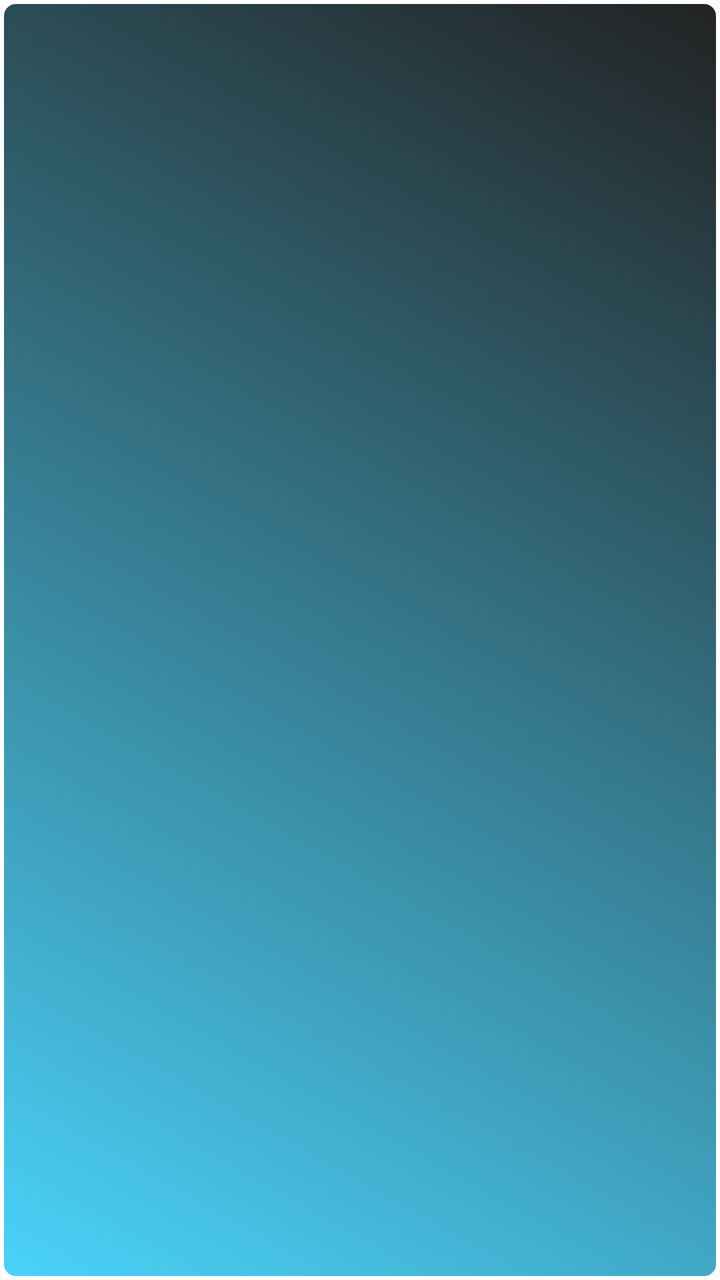
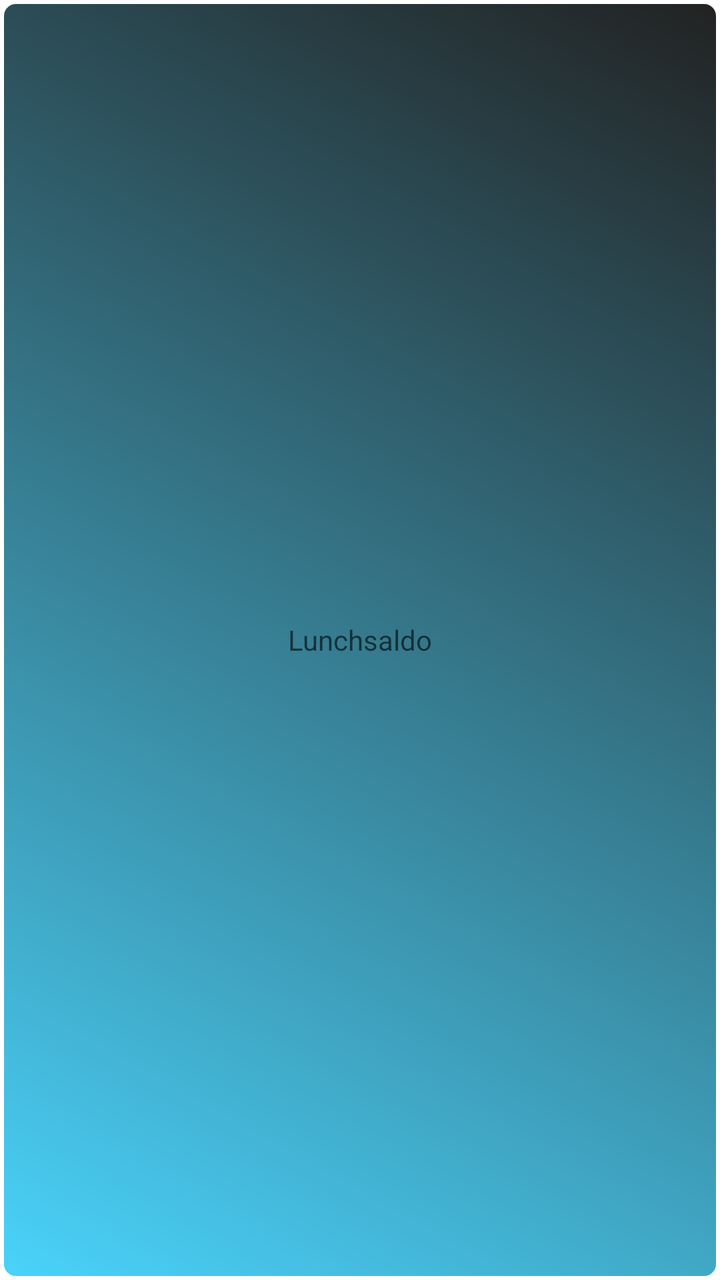

An Android layout rendered at two revisions. The XML below is the earlier revision; the diff shows what the commit changed to produce the second picture.
<!-- AndroidManifest.xml: fallback theme Theme.MaterialComponents.DayNight.NoActionBar -->
<!-- res/layout/small_widget_layout.xml -->
<?xml version="1.0" encoding="utf-8"?>
<LinearLayout xmlns:android="http://schemas.android.com/apk/res/android"
    android:id="@+id/layout"
    android:layout_width="wrap_content"
    android:layout_height="wrap_content"
    android:orientation="vertical"
    android:background="@drawable/myshape">

    <TextView
        android:id="@+id/widget_balance"
        style="@android:style/TextAppearance.Small"
        android:layout_width="match_parent"
        android:layout_height="match_parent"
        android:layout_gravity="center"
        android:gravity="center_horizontal|center_vertical"
        android:layout_margin="4dip">
    </TextView>
    
</LinearLayout>
<!-- resources referenced by this layout -->
<resources>
  <!-- drawable myshape (drawable) -->
  <?xml version="1.0" encoding="UTF-8"?>
  <shape xmlns:android="http://schemas.android.com/apk/res/android"
      android:shape="rectangle" >
  
      <stroke
          android:width="2dp"
          android:color="#FFFFFFFF" />
  
      <gradient
          android:angle="225"
          android:endColor="#DD2ECCFA"
          android:startColor="#DD000000" />
  
      <corners
          android:bottomLeftRadius="7dp"
          android:bottomRightRadius="7dp"
          android:topLeftRadius="7dp"
          android:topRightRadius="7dp" />
  
  </shape>
</resources>

<!-- the commit's change to res/layout/small_widget_layout.xml (unified diff, before → after) -->
@@ -5,6 +5,17 @@
     android:layout_height="wrap_content"
     android:orientation="vertical"
     android:background="@drawable/myshape">
+    
+    <TextView
+        android:id="@+id/txt"
+        style="@android:style/TextAppearance.Small"
+        android:layout_width="match_parent"
+        android:layout_height="match_parent"
+        android:layout_gravity="center"
+        android:gravity="center_horizontal|center_vertical"
+        android:text="@string/widget_header"
+        android:layout_margin="2dip">
+    </TextView>
 
     <TextView
         android:id="@+id/widget_balance"
<!-- resource entries referenced after the edit -->
@@ -21,5 +21,6 @@
           android:topRightRadius="7dp" />
   
   </shape>
+  <string name="widget_header">Lunchsaldo</string>
 </resources>
 
